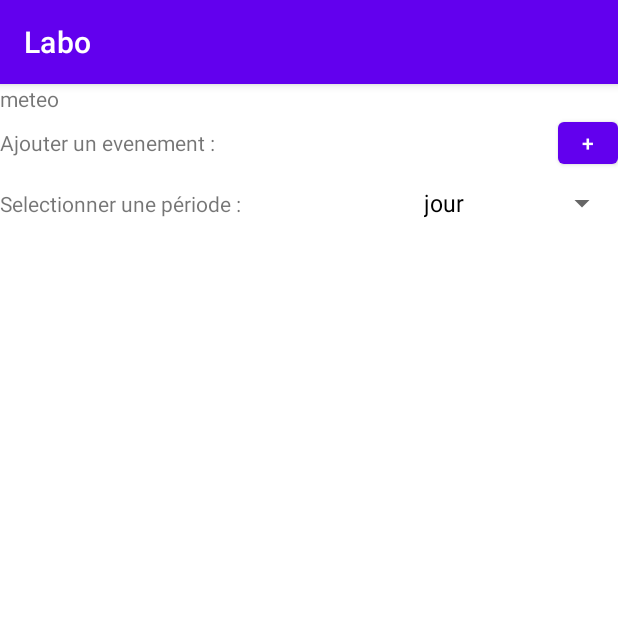
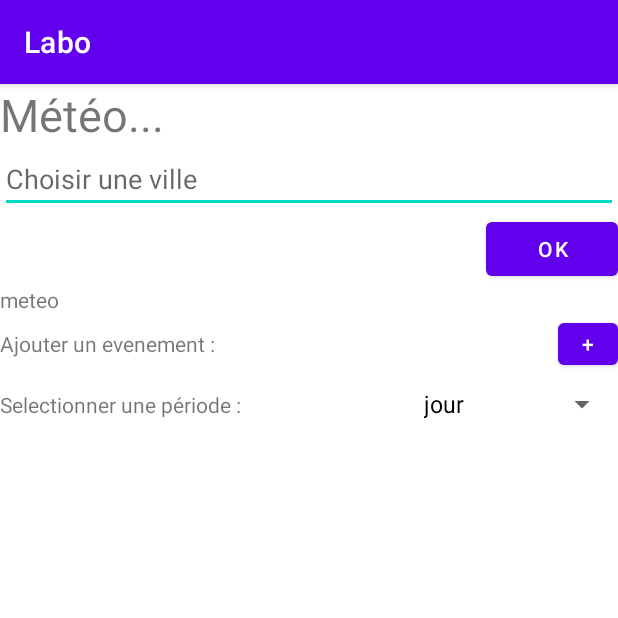
Before and after one commit to marieThielens/evenement, an Android app: the screen it shows after launch (MainActivity), on a phone screen of 412 x 824 dp, the top half of it. Run offline under Robolectric (Android 15) with nearby library versions, the phone set to English and light mode, and no system bars; 2 statements that could not run were skipped.

Commit message:
Méteo ok

```diff
--- a/app/src/main/java/com/example/labo/MeteoFragment.java
+++ b/app/src/main/java/com/example/labo/MeteoFragment.java
@@ -1,5 +1,6 @@
 package com.example.labo;
 
+import android.os.AsyncTask;
 import android.os.Bundle;
 
 import androidx.fragment.app.Fragment;
@@ -7,44 +8,56 @@ import androidx.fragment.app.Fragment;
 import android.view.LayoutInflater;
 import android.view.View;
 import android.view.ViewGroup;
+import android.widget.Button;
+import android.widget.EditText;
+import android.widget.TextView;
 
+import com.example.labo.api.RequeteMeteo;
 import com.example.labo.tacheAsynchorne.CounterTask;
 
 public class MeteoFragment extends Fragment {
 
+    TextView tvMeteo;
+    EditText choixVille;
+    Button btnChoixVille;
 
+    /*
+    private static MeteoFragment instance;
+    public static MeteoFragment getInstance() {
+        if (instance == null ) {
+            instance = new MeteoFragment();
+        }
+    }
+    */
 
 
     public MeteoFragment() {
         // Required empty public constructor
     }
 
-    /*
-    public static MeteoFragment newInstance(String param1, String param2) {
-        MeteoFragment fragment = new MeteoFragment();
-        Bundle args = new Bundle();
-        args.putString(ARG_PARAM1, param1);
-        args.putString(ARG_PARAM2, param2);
-        fragment.setArguments(args);
-        return fragment;
+    @Override
+    // est appelé lorque la vue  associée au fragment est crée
+    public View onCreateView(LayoutInflater inflater, ViewGroup container,Bundle savedInstanceState) {
+
+        // Inflate the layout for this fragment
+        View v = inflater.inflate(R.layout.fragment_meteo, container, false);
+
+        tvMeteo = v.findViewById(R.id.tv_meteo);
+        choixVille = v.findViewById(R.id.tv_choix_ville);
+        btnChoixVille = v.findViewById(R.id.btn_choix_ville);
+
+         obtenirMeteoData(); // Fonction pour ma météo
+        return v;
     }
 
-    @Override
-    public void onCreate(Bundle savedInstanceState) {
-        super.onCreate(savedInstanceState);
-        if (getArguments() != null) {
-            mParam1 = getArguments().getString(ARG_PARAM1);
-            mParam2 = getArguments().getString(ARG_PARAM2);
-        }
-    }
-*/
-    @Override
-    public View onCreateView(LayoutInflater inflater, ViewGroup container,Bundle savedInstanceState) {
-        // Creation de la tache asynchrone
-        //CounterTask counterTask = new CounterTask();
-
-
-        // Inflate the layout for this fragment
-        return inflater.inflate(R.layout.fragment_meteo, container, false);
+    // Meteo .......................................
+    private void obtenirMeteoData() {
+        RequeteMeteo requeteMeteoApi = new RequeteMeteo(); // L'appel de l'api
+        requeteMeteoApi.setWeatherListener(data -> { // Ecouter ma requete, les datas =
+            // Le texte montrer la ville + la température
+            tvMeteo.setText(data.getCity() + " " + data.getTemp() + "°c");
+        });
+        // AsynctTask : permet d'effectuer des taches de fond ( courte durée )
+        requeteMeteoApi.executeOnExecutor(AsyncTask.THREAD_POOL_EXECUTOR, "Bruxelles, CA");
     }
 }
--- a/app/src/main/java/com/example/labo/api/RequeteMeteo.java
+++ b/app/src/main/java/com/example/labo/api/RequeteMeteo.java
@@ -12,12 +12,14 @@ import java.io.InputStreamReader;
 import java.net.HttpURLConnection;
 import java.net.URL;
 
+// Tache asynchrone avec <String, retoune rien, models>
 public class RequeteMeteo extends AsyncTask<String, Void, MeteoData> {
     //region Event
     public interface WeatherListener {
         void onData(MeteoData data);
     }
 
+    //  listener est une référence vers un objet dont on ignore le type exact
     private WeatherListener listener;
 
     public void setWeatherListener(WeatherListener listener) {
--- a/app/src/main/res/layout/activity_main.xml
+++ b/app/src/main/res/layout/activity_main.xml
@@ -6,11 +6,11 @@
     android:layout_height="match_parent"
     tools:context=".MainActivity"
     android:orientation="vertical">
-    <FrameLayout
+    <fragment
         android:id="@+id/container_fragment"
         android:layout_width="match_parent"
         android:layout_height="wrap_content"
-
+        android:name="com.example.labo.MeteoFragment"
         />
     <TextView
         android:layout_width="match_parent"
--- a/app/src/main/res/layout/fragment_meteo.xml
+++ b/app/src/main/res/layout/fragment_meteo.xml
@@ -1,16 +1,33 @@
 <?xml version="1.0" encoding="utf-8"?>
 <LinearLayout xmlns:android="http://schemas.android.com/apk/res/android"
     xmlns:tools="http://schemas.android.com/tools"
-    android:id="@+id/monLayoutFragment"
+    android:id="@+id/fragment_meteo"
     android:layout_width="match_parent"
     android:layout_height="wrap_content"
-    android:orientation="horizontal"
+    android:orientation="vertical"
     tools:context=".MeteoFragment">
 
     <!-- TODO: Update blank fragment layout -->
     <TextView
+        android:id="@+id/tv_meteo"
         android:layout_width="match_parent"
         android:layout_height="wrap_content"
-        android:text="Meteo" />
+        android:text="Météo..."
+        android:textSize="30sp"
+        />
+
+    <EditText
+        android:id="@+id/tv_choix_ville"
+        android:hint="Choisir une ville"
+        android:layout_width="match_parent"
+        android:layout_height="wrap_content"
+        />
+    <Button
+        android:id="@+id/btn_choix_ville"
+        android:layout_width="wrap_content"
+        android:layout_height="wrap_content"
+        android:text="Ok"
+        android:layout_gravity="right"
+        />
 
 </LinearLayout>
```
Also changed, not shown: app/src/main/java/com/example/labo/MainActivity.java (+12 -2 lines).
